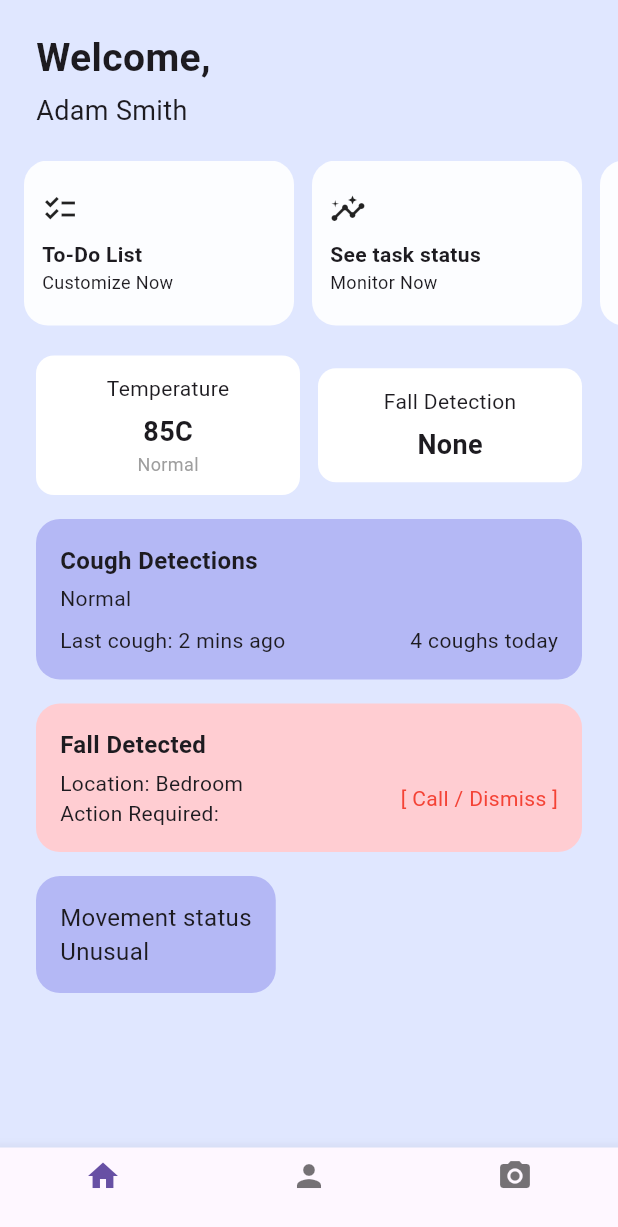
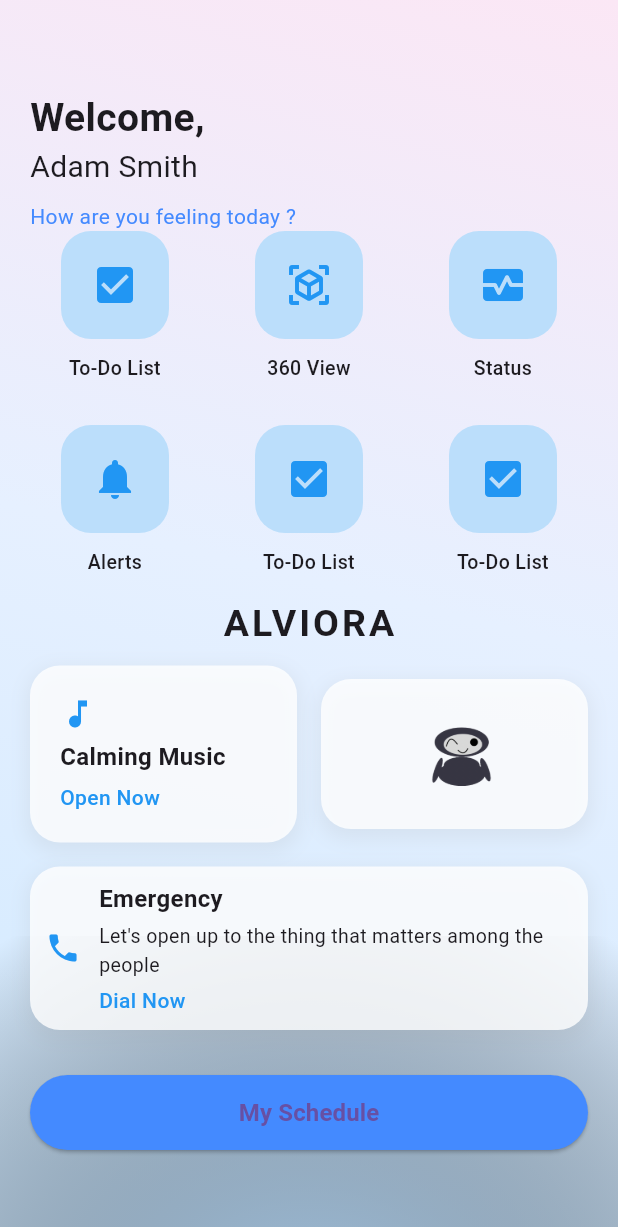
Before and after one commit to Sithumli/Alviora, a Flutter app: the HomeScreen screen opened directly, on a phone screen of 412 x 824 dp. Shown: the top 1227 px of the screen. Run offline on Flutter 3.47's test engine with Material 3 defaults, Android fonts, the phone set to English and light mode, and no system bars; our stand-ins replace firebase_auth, firebase_core; accounts and stored records are empty.

```diff
--- a/lib/home_screen.dart
+++ b/lib/home_screen.dart
@@ -1,212 +1,238 @@
 import 'package:flutter/material.dart';
 
 class HomeScreen extends StatelessWidget {
-  const HomeScreen({super.key});
+  const HomeScreen({Key? key}) : super(key: key);
 
   @override
   Widget build(BuildContext context) {
+    final textTheme = Theme.of(context).textTheme;
+
     return Scaffold(
-      backgroundColor: const Color(0xFFE0E7FF),
-      body: SafeArea(
+      body: Stack(
+        children: [
+          // Gradient background
+          Container(
+            decoration: const BoxDecoration(
+              gradient: LinearGradient(
+                begin: Alignment.topRight,
+                end: Alignment.bottomCenter,
+                colors: [
+                  Color(0xFFFBE7F5), // soft pink top right
+                  Color(0xFFE6F0FF), // middle tone
+                  Color(0xFFD2EAFF), // blue at bottom
+                ],
+                stops: [0.0, 0.5, 1.0],
+              ),
+            ),
+          ),
+
+          // Extra blue glow at the bottom
+          Positioned(
+            bottom: -100,
+            left: -100,
+            right: -100,
+            child: Container(
+              height: 300,
+              decoration: const BoxDecoration(
+                gradient: RadialGradient(
+                  center: Alignment.bottomCenter,
+                  radius: 1.2,
+                  colors: [
+                    Color(0xFFB2DBFF), // dense bluish bottom
+                    Colors.transparent,
+                  ],
+                ),
+              ),
+            ),
+          ),
+
+          // Foreground content
+          SingleChildScrollView(
+            child: Padding(
+              padding: const EdgeInsets.symmetric(horizontal: 20, vertical: 60),
               child: Column(
                 crossAxisAlignment: CrossAxisAlignment.start,
                 children: [
-            const Padding(
-              padding: EdgeInsets.symmetric(horizontal: 24.0, vertical: 20),
+                  const Text("Welcome,",
+                      style: TextStyle(fontSize: 26, fontWeight: FontWeight.bold)),
+                  const Text("Adam Smith",
+                      style: TextStyle(fontSize: 20, fontWeight: FontWeight.w400)),
+                  const SizedBox(height: 8),
+                  const Text("How are you feeling today ?",
+                      style: TextStyle(
+                        color: Colors.blueAccent,
+                        fontSize: 14,
+                      )),
+                  const SizedBox(height: 0.01),
+
+                  // Icon grid
+                  GridView.count(
+                    shrinkWrap: true,
+                    physics: const NeverScrollableScrollPhysics(),
+                    crossAxisCount: 3,
+                    crossAxisSpacing: 16,
+                    mainAxisSpacing: 16,
+                    children: [
+                      _buildIconTile(Icons.check_box, "To-Do List"),
+                      _buildIconTile(Icons.view_in_ar, "360 View"),
+                      _buildIconTile(Icons.monitor_heart, "Status"),
+                      _buildIconTile(Icons.notifications, "Alerts"),
+                      _buildIconTile(Icons.check_box, "To-Do List"),
+                      _buildIconTile(Icons.check_box, "To-Do List"),
+                    ],
+                  ),
+
+                  const SizedBox(height: 1),
+                  const Center(
+                    child: Text(
+                      "ALVIORA",
+                      style: TextStyle(
+                          fontSize: 25,
+                          fontWeight: FontWeight.bold,
+                          letterSpacing: 2),
+                    ),
+                  ),
+                  const SizedBox(height: 10),
+
+                  // Calming Music & Robot Section
+                  Row(
+                    children: [
+                      Expanded(child: _buildCard("Calming Music", Icons.music_note, "Open Now")),
+                      const SizedBox(width: 16),
+                      Expanded(
+                        child: Container(
+                          padding: const EdgeInsets.all(20),
+                          decoration: _cardBoxDecoration(),
+                          child: Center(
+                            child: Image.asset(
+                              "assets/robot.png", // Replace with your actual image asset
+                              height: 60,
+                            ),
+                          ),
+                        ),
+                      ),
+                    ],
+                  ),
+                  const SizedBox(height: 16),
+
+                  // Emergency card
+                  Container(
+                    width: double.infinity,
+                    padding: const EdgeInsets.all(10),
+                    decoration: _cardBoxDecoration(),
+                    child: Row(
+                      children: [
+                        const Icon(Icons.phone, color: Colors.blue),
+                        const SizedBox(width: 12),
+                        Expanded(
                           child: Column(
                             crossAxisAlignment: CrossAxisAlignment.start,
-                children: [
-                  Text("Welcome,", style: TextStyle(fontSize: 26, fontWeight: FontWeight.bold)),
+                            children: const [
+                              Text("Emergency",
+                                  style: TextStyle(
+                                      fontWeight: FontWeight.bold, fontSize: 16)),
                               SizedBox(height: 4),
-                  Text("Adam Smith", style: TextStyle(fontSize: 18)),
+                              Text(
+                                "Let's open up to the thing that matters among the people",
+                                style: TextStyle(fontSize: 13),
+                              ),
+                              SizedBox(height: 4),
+                              Text("Dial Now",
+                                  style: TextStyle(
+                                      color: Colors.blue,
+                                      fontWeight: FontWeight.w500)),
+                            ],
+                          ),
+                        ),
                       ],
                     ),
                   ),
 
-            // Scrollable horizontal top buttons
+                  const SizedBox(height: 30),
+
+                  // Bottom button
                   SizedBox(
-              height: 110,
-              child: ListView(
-                scrollDirection: Axis.horizontal,
-                padding: const EdgeInsets.symmetric(horizontal: 16),
-                children: [
-                  _TopActionCard(title: 'To-Do List', subtitle: 'Customize Now', icon: Icons.checklist),
-                  _TopActionCard(title: 'See task status', subtitle: 'Monitor Now', icon: Icons.insights),
-                  _TopActionCard(title: 'Play & Schedule Music', subtitle: '', icon: Icons.music_note),
-                ],
+                    width: double.infinity,
+                    height: 50,
+                    child: ElevatedButton(
+                      onPressed: () {},
+                      style: ElevatedButton.styleFrom(
+                        backgroundColor: Colors.blueAccent,
+                        shape: RoundedRectangleBorder(
+                          borderRadius: BorderRadius.circular(30),
                         ),
                       ),
-
-            const SizedBox(height: 20),
-
-            // Temperature and Fall detection summary
-            Padding(
-              padding: const EdgeInsets.symmetric(horizontal: 24.0),
-              child: Row(
-                children: [
-                  _StatusCard(title: "Temperature", value: "85C", status: "Normal"),
-                  const SizedBox(width: 12),
-                  _StatusCard(title: "Fall Detection", value: "None"),
-                ],
+                      child: const Text(
+                        "My Schedule",
+                        style: TextStyle(fontSize: 16, fontWeight: FontWeight.bold),
                       ),
                     ),
-
-            const SizedBox(height: 16),
-
-            // Cough Detection
-            Padding(
-              padding: const EdgeInsets.symmetric(horizontal: 24.0),
-              child: Container(
-                padding: const EdgeInsets.all(16),
-                decoration: BoxDecoration(
-                  borderRadius: BorderRadius.circular(16),
-                  color: const Color(0xFFB4B8F5),
-                ),
-                child: const Column(
-                  crossAxisAlignment: CrossAxisAlignment.start,
-                  children: [
-                    Text("Cough Detections", style: TextStyle(fontSize: 16, fontWeight: FontWeight.bold)),
-                    SizedBox(height: 4),
-                    Text("Normal", style: TextStyle(fontSize: 14)),
-                    SizedBox(height: 8),
-                    Row(
-                      mainAxisAlignment: MainAxisAlignment.spaceBetween,
-                      children: [
-                        Text("Last cough: 2 mins ago"),
-                        Text("4 coughs today"),
-                      ],
                   )
                 ],
               ),
             ),
           ),
-
-            const SizedBox(height: 16),
-
-            // Conditional fall detection card
-            Padding(
-              padding: const EdgeInsets.symmetric(horizontal: 24.0),
-              child: _FallStatusCard(isFallDetected: true),
-            ),
-
-            const SizedBox(height: 16),
-
-            // Movement status
-            Padding(
-              padding: const EdgeInsets.symmetric(horizontal: 24.0),
-              child: Container(
-                padding: const EdgeInsets.all(16),
-                decoration: BoxDecoration(
-                  borderRadius: BorderRadius.circular(16),
-                  color: const Color(0xFFB4B8F5),
-                ),
-                child: const Text("Movement status\nUnusual", style: TextStyle(fontSize: 16)),
-              ),
-            ),
-          ],
-        ),
-      ),
-      bottomNavigationBar: BottomNavigationBar(
-        items: const [
-          BottomNavigationBarItem(icon: Icon(Icons.home), label: ""),
-          BottomNavigationBarItem(icon: Icon(Icons.person), label: ""),
-          BottomNavigationBarItem(icon: Icon(Icons.camera_alt), label: ""),
         ],
       ),
     );
   }
+
+  Widget _buildIconTile(IconData icon, String label) {
+    return Column(
+      children: [
+        Container(
+          width: 72,
+          height: 72,
+          padding: const EdgeInsets.all(16),
+          decoration: BoxDecoration(
+            color: Colors.blue[100],
+            borderRadius: BorderRadius.circular(20),
+          ),
+          child: Icon(icon, size: 32, color: Colors.blue),
+        ),
+        const SizedBox(height: 10),
+        Text(label,
+            style: const TextStyle(fontSize: 13, fontWeight: FontWeight.w500),
+            textAlign: TextAlign.center),
+      ],
+    );
   }
 
-class _TopActionCard extends StatelessWidget {
-  final String title;
-  final String subtitle;
-  final IconData icon;
-  const _TopActionCard({required this.title, required this.subtitle, required this.icon});
-
-  @override
-  Widget build(BuildContext context) {
+  Widget _buildCard(String title, IconData icon, String actionText) {
     return Container(
-      width: 180,
-      margin: const EdgeInsets.only(right: 12),
-      padding: const EdgeInsets.all(12),
-      decoration: BoxDecoration(
-        color: Colors.white.withOpacity(0.9),
-        borderRadius: BorderRadius.circular(16),
-      ),
+      padding: const EdgeInsets.all(20),
+      decoration: _cardBoxDecoration(),
       child: Column(
-        mainAxisAlignment: MainAxisAlignment.center,
         crossAxisAlignment: CrossAxisAlignment.start,
         children: [
-          Icon(icon, size: 24),
-          const SizedBox(height: 8),
-          Text(title, style: const TextStyle(fontWeight: FontWeight.bold)),
-          if (subtitle.isNotEmpty) Text(subtitle, style: const TextStyle(fontSize: 12))
+          Icon(icon, color: Colors.blue),
+          const SizedBox(height: 5),
+          Text(title,
+              style:
+              const TextStyle(fontSize: 16, fontWeight: FontWeight.bold)),
+          const SizedBox(height: 6),
+          Text(actionText,
+              style: const TextStyle(
+                  fontSize: 14,
+                  color: Colors.blue,
+                  fontWeight: FontWeight.w500)),
         ],
       ),
     );
   }
-}
 
-class _StatusCard extends StatelessWidget {
-  final String title;
-  final String value;
-  final String? status;
-  const _StatusCard({required this.title, required this.value, this.status});
-
-  @override
-  Widget build(BuildContext context) {
-    return Expanded(
-      child: Container(
-        padding: const EdgeInsets.all(12),
-        decoration: BoxDecoration(
-          borderRadius: BorderRadius.circular(12),
-          color: Colors.white,
+  BoxDecoration _cardBoxDecoration() {
+    return BoxDecoration(
+      color: Colors.white.withOpacity(0.8),
+      borderRadius: BorderRadius.circular(20),
+      boxShadow: [
+        BoxShadow(
+          color: Colors.grey.withOpacity(0.15),
+          spreadRadius: 2,
+          blurRadius: 10,
+          offset: const Offset(0, 4),
         ),
-        child: Column(
-          children: [
-            Text(title, style: const TextStyle(fontSize: 14)),
-            const SizedBox(height: 6),
-            Text(value, style: const TextStyle(fontSize: 18, fontWeight: FontWeight.bold)),
-            if (status != null)
-              Text(status!, style: const TextStyle(color: Colors.grey, fontSize: 12))
       ],
-        ),
-      ),
     );
   }
 }
-
-class _FallStatusCard extends StatelessWidget {
-  final bool isFallDetected;
-  const _FallStatusCard({required this.isFallDetected});
-
-  @override
-  Widget build(BuildContext context) {
-    return Container(
-      padding: const EdgeInsets.all(16),
-      decoration: BoxDecoration(
-        color: isFallDetected ? Colors.red.shade100 : Colors.blue.shade100,
-        borderRadius: BorderRadius.circular(16),
-      ),
-      child: Column(
-        crossAxisAlignment: CrossAxisAlignment.start,
-        children: [
-          Text(
-            isFallDetected ? "Fall Detected" : "Monitoring for falls...",
-            style: const TextStyle(fontSize: 16, fontWeight: FontWeight.bold),
-          ),
-          const SizedBox(height: 4),
-          isFallDetected
-              ? const Row(
-            mainAxisAlignment: MainAxisAlignment.spaceBetween,
-            children: [
-              Text("Location: Bedroom\nAction Required:"),
-              Text("[ Call / Dismiss ]", style: TextStyle(color: Colors.red)),
-            ],
-          )
-              : const Text("No detections", style: TextStyle(fontSize: 14)),
-        ],
-      ),
-    );
-  }
-}
--- a/lib/sign_in_screen.dart
+++ b/lib/sign_in_screen.dart
@@ -43,7 +43,7 @@ class _SignInScreenState extends State<SignInScreen> {
       if (mounted) {
         Navigator.pushReplacement(
           context,
-          MaterialPageRoute(builder: (_) => const HomeScreen()),
+          MaterialPageRoute(builder: (_) =>  HomeScreen()),
         );
       }
 
```
Lines whose indentation alone changed are shown as unchanged.
